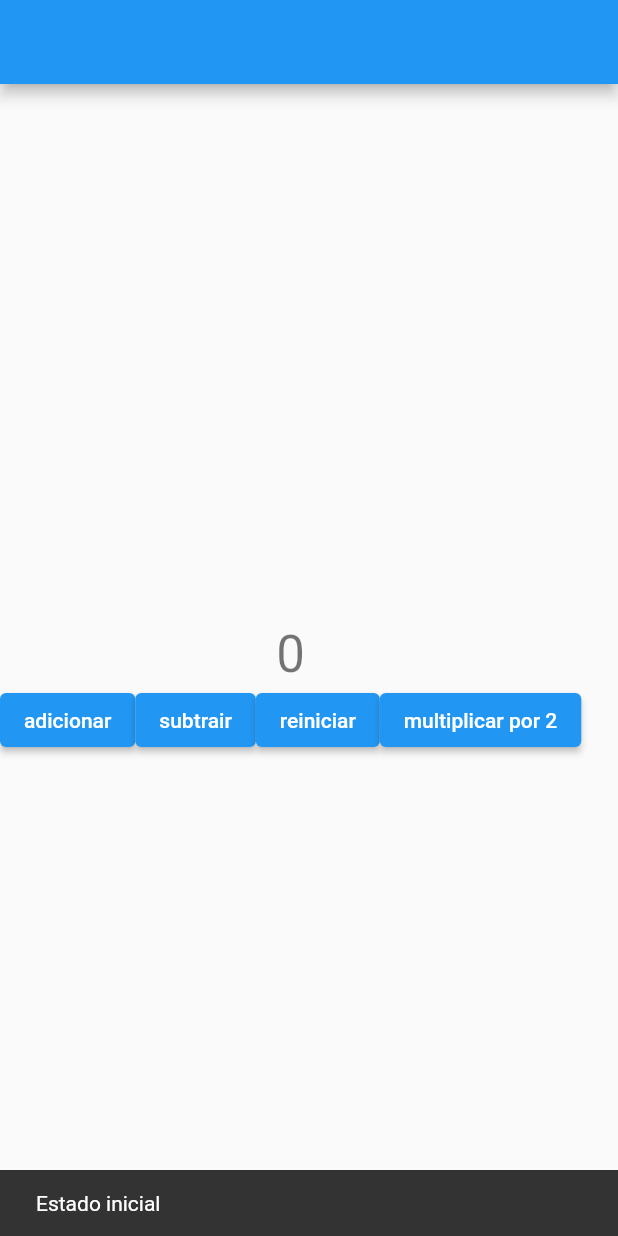
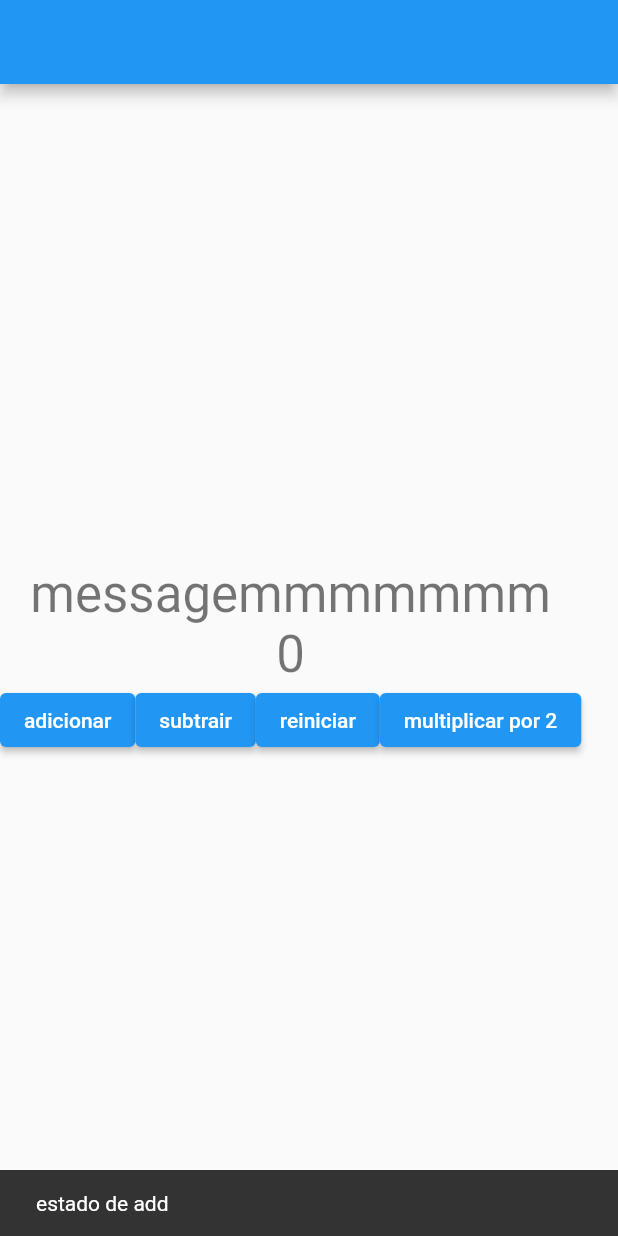
Before and after one commit to CadisRaziel/blocXcubit, a Flutter app: the CounterPage screen opened directly, after a tap on "adicionar", on a phone screen of 412 x 824 dp. Run offline on Flutter 3.47's test engine with Material 2 defaults, Android fonts, the phone set to English and light mode, and no system bars; our stand-ins replace bloc, flutter_bloc.

Commit message:
criando um enum

```diff
--- a/lib/bloc/counter_bloc.dart
+++ b/lib/bloc/counter_bloc.dart
@@ -18,6 +18,6 @@ class CounterBloc extends Bloc<CounterEvent, CounterState>{
     counterAgora++;
 
     ///emitir(atualizar) o estado
-    emitter(CounterState(message: state.message, counterValue: counterAgora)); //!-> LEMBRE-SE AQUI EU PASSO TODAS AS VARIAVEIS DO COUNTERSTATE MESMO SE NAO FOR USAR !!!!!
+    emitter(CounterState(message: state.message, counterValue: counterAgora, status: CounterStatus.add)); //!-> LEMBRE-SE AQUI EU PASSO TODAS AS VARIAVEIS DO COUNTERSTATE MESMO SE NAO FOR USAR !!!!!
   }
 }
--- a/lib/bloc/counter_state.dart
+++ b/lib/bloc/counter_state.dart
@@ -1,16 +1,20 @@
+
+enum CounterStatus { initial, add, subtract, reset, multiply; }
+
 class CounterState {
   ///Crio a variavel que vai ter o estado trocado
+  final CounterStatus status;
   final int counterValue;
   final String message;
   CounterState({
+    required this.status,
     this.message = "",
     required this.counterValue,
   });
 
   ///Vai carregar nossa tela e entrar como counterValue = 0
-  CounterState.initial() : this(counterValue: 0);
+  CounterState.initial() : this(
+    status: CounterStatus.initial,
+    message: "messagemmmmmmm",
+    counterValue: 0);
 }
-
-class CounterAddState extends CounterState {
-  CounterAddState({required super.counterValue, required super.message});
-}
--- a/lib/counter_page.dart
+++ b/lib/counter_page.dart
@@ -18,8 +18,26 @@ class CounterPage extends StatelessWidget {
       ///ou seja toda vez que eu clicar no botão que tenha o selector do CounterState ele vai emitir o que esta aqui dentro
       listener: (context, state) {
         String message = 'Estado inicial';
-        if(state is CounterPage) {
-          message = "Adicionando um valor";
+        if (state.status == CounterStatus.add) {
+          switch (state.status) {
+            case CounterStatus.initial:
+              message = "estado inicial";
+              break;
+            case CounterStatus.add:
+              message = "estado de add";
+              break;
+            case CounterStatus.subtract:
+              message = "estado de subtrair";
+              break;
+            case CounterStatus.reset:
+              message = "estado de reset";
+              break;
+            case CounterStatus.multiply:
+              message = "estado de multiplicar";
+              break;
+            default:
+              message = "erro";
+          }
         }
         ScaffoldMessenger.of(context).removeCurrentSnackBar();
         ScaffoldMessenger.of(context).showSnackBar(SnackBar(
```
